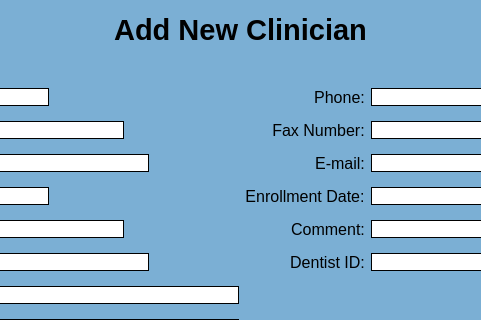
The window that UI Screens/COMBdb_Add_New_Clinician.ui (Kasmanian/COMBDb-oldgen) describes before a commit, drawn with Qt 5; both pictures show x 170 to 651 and y 0 to 320 of the 800 by 600 pixel window.
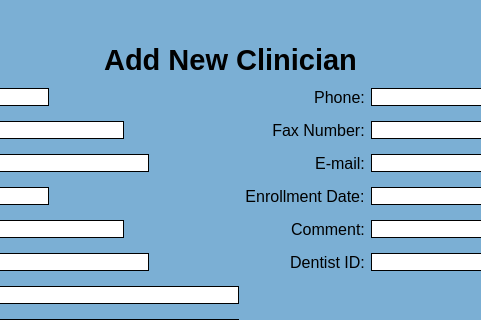
The same window after the commit.

Commit message: Started implementing dynamic window sizes

```diff
--- a/UI Screens/COMBdb_Add_New_Clinician.ui
+++ b/UI Screens/COMBdb_Add_New_Clinician.ui
@@ -1,7 +1,13 @@
 <?xml version="1.0" encoding="UTF-8"?>
 <ui version="4.0">
- <class>MainWindow</class>
- <widget class="QMainWindow" name="MainWindow">
+ <class>AddClinicians</class>
+ <widget class="QMainWindow" name="AddClinicians">
+  <property name="windowModality">
+   <enum>Qt::NonModal</enum>
+  </property>
+  <property name="enabled">
+   <bool>true</bool>
+  </property>
   <property name="geometry">
    <rect>
     <x>0</x>
@@ -12,14 +18,20 @@
   </property>
   <property name="minimumSize">
    <size>
-    <width>800</width>
-    <height>600</height>
+    <width>25</width>
+    <height>25</height>
    </size>
   </property>
   <property name="maximumSize">
    <size>
-    <width>800</width>
-    <height>600</height>
+    <width>1600</width>
+    <height>1200</height>
+   </size>
+  </property>
+  <property name="sizeIncrement">
+   <size>
+    <width>5</width>
+    <height>5</height>
    </size>
   </property>
   <property name="windowTitle">
@@ -32,10 +44,10 @@
    <widget class="QLabel" name="label">
     <property name="geometry">
      <rect>
-      <x>250</x>
-      <y>0</y>
-      <width>321</width>
-      <height>61</height>
+      <x>260</x>
+      <y>40</y>
+      <width>281</width>
+      <height>41</height>
      </rect>
     </property>
     <property name="text">
```
Left out of the diff: 496 changed lines with no effect on the pictures. The commit also changes 5 other files.
